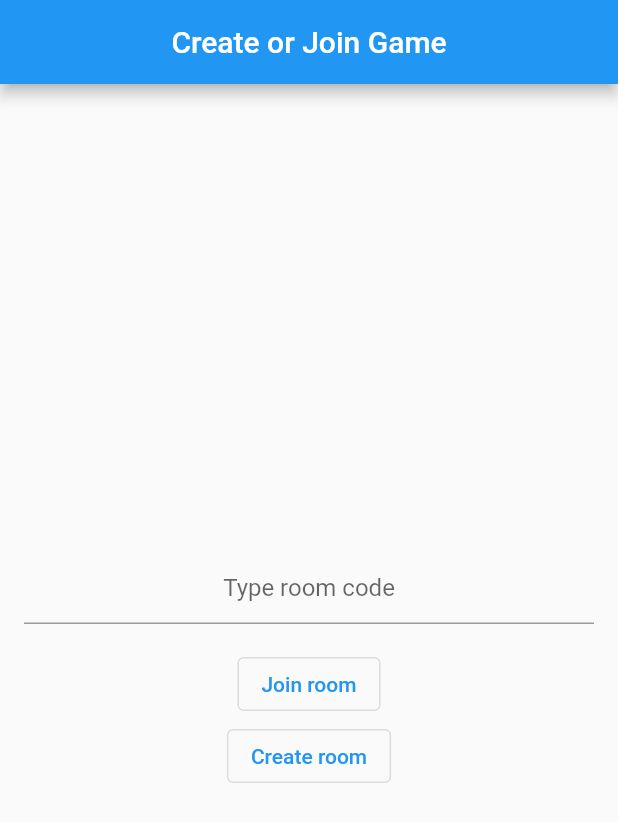
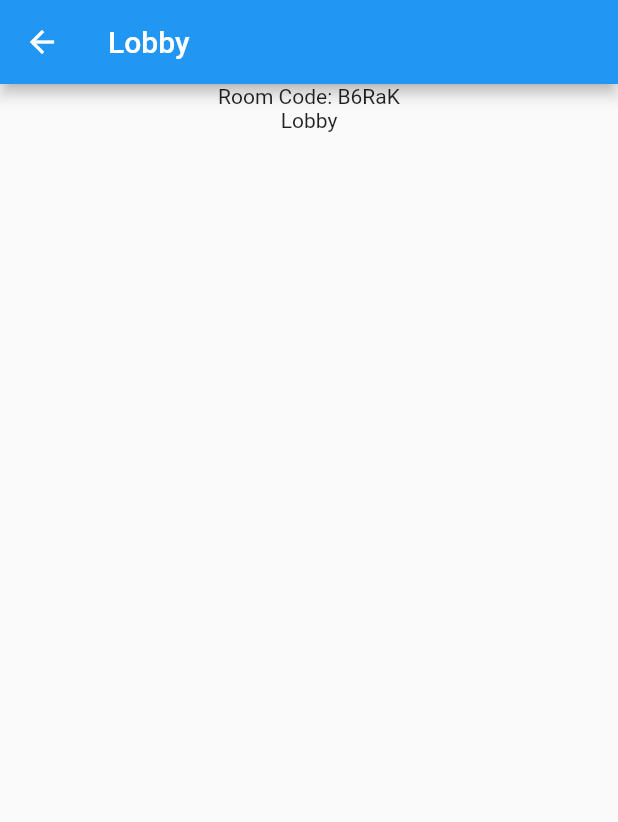
Before and after one commit to anilhyilmaz/multiplayerTambolaFirebase, a Flutter app: the CreateOrJoinGame screen opened directly, after a tap on "Create room", on a phone screen of 412 x 824 dp. Shown: the top 822 px of the screen. Run offline on Flutter 3.47's test engine with Material 2 defaults, Android fonts, the phone set to English and light mode, and no system bars; our stand-ins replace dio.

Commit message:
firebase initialized and game room screen has been created

```diff
--- a/lib/ProviderState.dart
+++ b/lib/ProviderState.dart
@@ -6,6 +6,7 @@ class providerState extends ChangeNotifier{
   bool shouldshow = true;
   var gameRoomCode;
   TextEditingController username = new TextEditingController();
+  var createdRoomCode;
 
   int get getCounter {
     return _count;
--- /dev/null
+++ b/lib/utils/RandomCode.dart
@@ -0,0 +1,12 @@
+import 'dart:math';
+
+const _chars = 'AaBbCcDdEeFfGgHhIiJjKkLlMmNnOoPpQqRrSsTtUuVvWwXxYyZz1234567890';
+Random _rnd = Random();
+
+
+String getRandomString(int length) => String.fromCharCodes(Iterable.generate(
+    length, (_) => _chars.codeUnitAt(_rnd.nextInt(_chars.length))));
+
+createRoomID(){
+  return getRandomString(5);
+}
--- a/lib/view/CreateOrJoinGame.dart
+++ b/lib/view/CreateOrJoinGame.dart
@@ -1,5 +1,7 @@
 import 'package:flutter/material.dart';
 import 'package:provider/provider.dart';
+import 'package:tombalaonline/utils/RandomCode.dart';
+import 'package:tombalaonline/view/LobbyScreen.dart';
 
 import '../ProviderState.dart';
 
@@ -36,6 +38,11 @@ class _CreateOrJoinGameState extends State<CreateOrJoinGame> {
           }, child: Text("Join room")),
           OutlinedButton(onPressed:() {
             //create room
+            Provider.of<providerState>(context, listen: false).createdRoomCode =  createRoomID();
+            print(Provider.of<providerState>(context, listen: false).createdRoomCode);
+            Navigator
+                .of(context)
+                .pushReplacement(new MaterialPageRoute(builder: (BuildContext context) => LobbyScreen()));
           }, child: Text("Create room")),
         ],
       )),
--- /dev/null
+++ b/lib/view/LobbyScreen.dart
@@ -0,0 +1,29 @@
+import 'package:flutter/material.dart';
+import 'package:provider/provider.dart';
+
+import '../ProviderState.dart';
+
+
+class LobbyScreen extends StatefulWidget {
+  const LobbyScreen({Key? key}) : super(key: key);
+
+  @override
+  State<LobbyScreen> createState() => _LobbyScreenState();
+}
+
+class _LobbyScreenState extends State<LobbyScreen> {
+
+  @override
+  Widget build(BuildContext context) {
+
+    var createdRoomCode =
+        Provider.of<providerState>(context, listen: false).createdRoomCode;
+
+    return Scaffold(appBar: AppBar(title: Text("Lobby")),body: Center(child: Column(
+      children: [
+        Text("Room Code: $createdRoomCode"),
+        Text("Lobby"),
+      ],
+    )),);
+  }
+}
```
Also changed, not shown: 3 other files.
